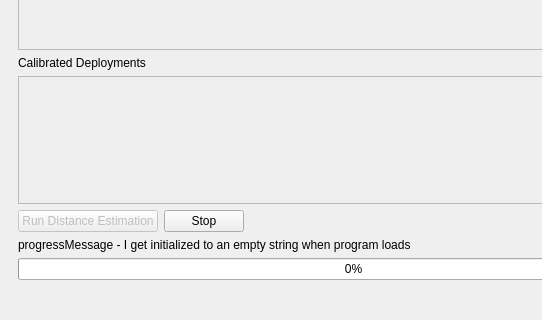
Qt form gui.ui (adam-kosinski/Data-Plus-Zoe-Depth) before a commit; both pictures show x 0 to 542 and y 171 to 491 of the 707 by 491 pixel window.
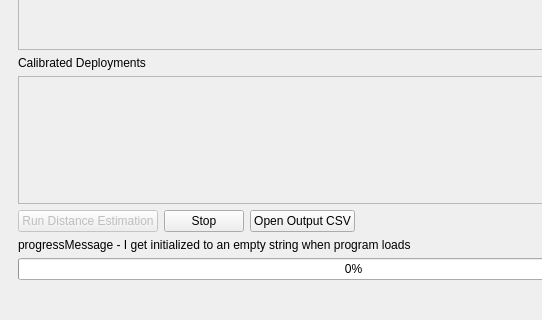
The same form after that commit.

Commit message: Added crop reset to fix bugs, and open output csv button

Patch:
```diff
--- a/gui.ui
+++ b/gui.ui
@@ -194,6 +194,13 @@
             </property>
            </widget>
           </item>
+          <item>
+           <widget class="QPushButton" name="openOutputCSVButton">
+            <property name="text">
+             <string>Open Output CSV</string>
+            </property>
+           </widget>
+          </item>
           <item>
            <spacer name="horizontalSpacer_2">
             <property name="orientation">
```
Left out of the diff: 4 changed lines with no effect on the pictures. The commit also changes 3 other files.
